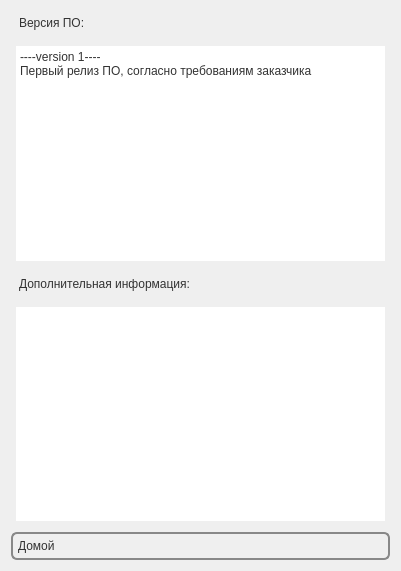
Qt form dinner_planner/versioninfoform.ui (gen1izh/android) before a commit.
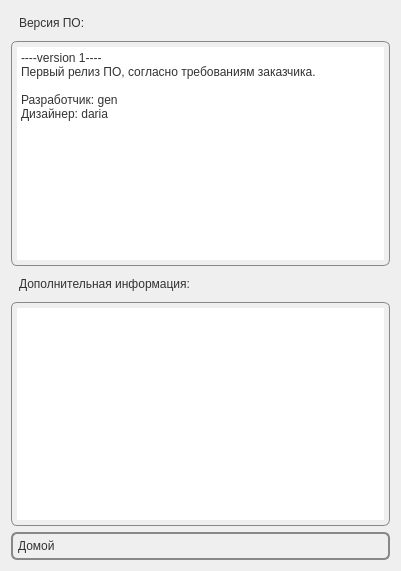
The same form after that commit. Icons and pictures are not drawn.

Patch:
```diff
--- a/dinner_planner/versioninfoform.ui
+++ b/dinner_planner/versioninfoform.ui
@@ -36,10 +36,25 @@
    </item>
    <item>
     <widget class="QPlainTextEdit" name="versionEdit">
+     <property name="styleSheet">
+      <string notr="true">QPlainTextEdit{
+color: #333;
+border: 1px solid #888888;
+font: 12pt &quot;Arial&quot;;
+border-radius: 6px;
+padding: 5px;
+background: qradialgradient(cx: 0.3, cy: -0.4,
+fx: 0.3, fy: -0.4,
+radius: 1.3, stop: 0 #fff, stop: 1 #cdffff);
+min-width: 80px;
+}</string>
+     </property>
      <property name="plainText">
       <string>----version 1----
-Первый релиз ПО, согласно требованиям заказчика
-</string>
+Первый релиз ПО, согласно требованиям заказчика.
+
+Разработчик: gen
+Дизайнер: daria</string>
      </property>
     </widget>
    </item>
@@ -51,7 +66,21 @@
     </widget>
    </item>
    <item>
-    <widget class="QTextEdit" name="informationEdit"/>
+    <widget class="QTextEdit" name="informationEdit">
+     <property name="styleSheet">
+      <string notr="true">QTextEdit{
+color: #333;
+border: 1px solid #888888;
+font: 14pt &quot;Arial&quot;;
+border-radius: 6px;
+padding: 5px;
+background: qradialgradient(cx: 0.3, cy: -0.4,
+fx: 0.3, fy: -0.4,
+radius: 1.3, stop: 0 #fff, stop: 1 #cdffff);
+min-width: 80px;
+}</string>
+     </property>
+    </widget>
    </item>
    <item>
     <widget class="QPushButton" name="toMainButton">
```
